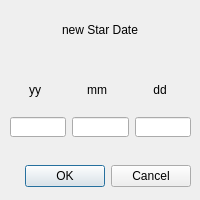
Before: the Qt Designer form date_dialog.ui in Romain96/M2S3_QualiteERP, drawn with Qt 5.
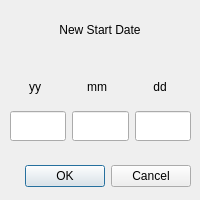
After: the same form once the commit is applied.

```diff
--- a/date_dialog.ui
+++ b/date_dialog.ui
@@ -57,7 +57,7 @@
     </size>
    </property>
    <property name="text">
-    <string>new Star Date</string>
+    <string>New Start Date</string>
    </property>
    <property name="alignment">
     <set>Qt::AlignCenter</set>
@@ -78,15 +78,18 @@
       <property name="minimumSize">
        <size>
         <width>50</width>
-        <height>20</height>
+        <height>30</height>
        </size>
       </property>
       <property name="maximumSize">
        <size>
         <width>100</width>
-        <height>20</height>
+        <height>30</height>
        </size>
       </property>
+      <property name="alignment">
+       <set>Qt::AlignCenter</set>
+      </property>
      </widget>
     </item>
     <item row="1" column="2">
@@ -94,15 +97,18 @@
       <property name="minimumSize">
        <size>
         <width>50</width>
-        <height>20</height>
+        <height>30</height>
        </size>
       </property>
       <property name="maximumSize">
        <size>
         <width>100</width>
-        <height>20</height>
+        <height>30</height>
        </size>
       </property>
+      <property name="alignment">
+       <set>Qt::AlignCenter</set>
+      </property>
      </widget>
     </item>
     <item row="1" column="1">
@@ -110,15 +116,18 @@
       <property name="minimumSize">
        <size>
         <width>50</width>
-        <height>20</height>
+        <height>30</height>
        </size>
       </property>
       <property name="maximumSize">
        <size>
         <width>100</width>
-        <height>20</height>
+        <height>30</height>
        </size>
       </property>
+      <property name="alignment">
+       <set>Qt::AlignCenter</set>
+      </property>
      </widget>
     </item>
     <item row="0" column="0">
```
